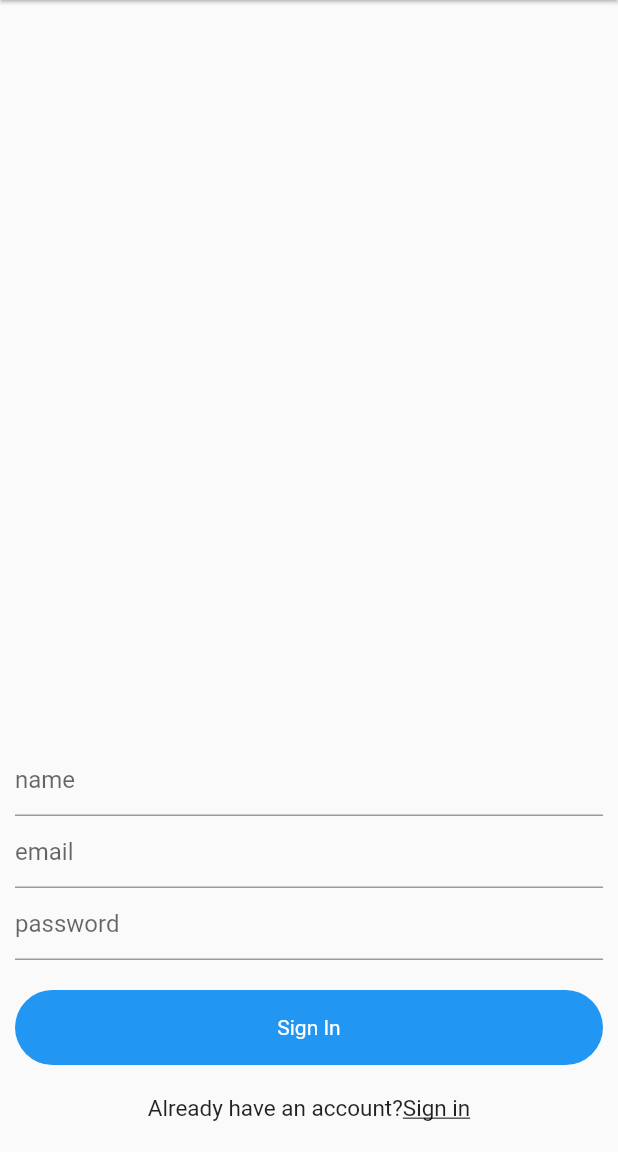
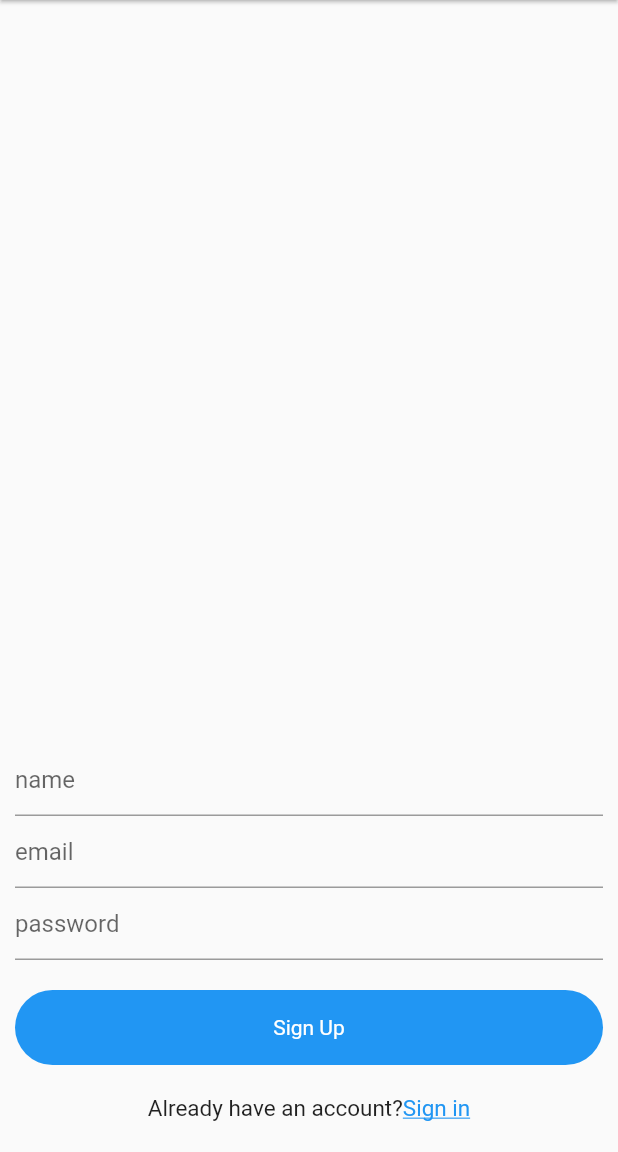
Before and after one commit to EliottBICS/discrete_helper_clean_start, a Flutter app: the screen it shows after launch, after a tap on "Sign up", on a phone screen of 412 x 824 dp, the part 84-1236 px from its top. Run offline on Flutter 3.47's test engine with Material 2 defaults, Android fonts, the light colour scheme and no system bars.

Commit message:
Sign in Sign up working as intended, this is the state of the app right before connecting it to firebase.

```diff
--- a/lib/views/signin.dart
+++ b/lib/views/signin.dart
@@ -81,6 +81,7 @@ class _SignInState extends State<SignIn> {
                     child: Text(
                       "Sign up",
                         style: TextStyle(fontSize: 15,
+                          color: Colors.blue,
                           decoration: TextDecoration.underline,),
                     ),
                   ),
--- a/lib/views/signup.dart
+++ b/lib/views/signup.dart
@@ -1,7 +1,6 @@
+import 'package:discrete_helper_clean_start/views/signin.dart';
 import 'package:flutter/material.dart';
 import 'package:discrete_helper_clean_start/widgets/widgets.dart';
-
-
 
 class SignUp extends StatefulWidget {
   @override
@@ -21,7 +20,7 @@ class _SignUpState extends State<SignUp> {
         elevation: 1,
       ),
       body: Form(
-        key : _formKey,
+        key: _formKey,
         child: Container(
           padding: EdgeInsets.symmetric(horizontal: 10),
           child: Column(
@@ -59,24 +58,27 @@ class _SignUpState extends State<SignUp> {
                   password = val;
                 },
               ),
-              SizedBox(height: 20,),
+              SizedBox(
+                height: 20,
+              ),
               GestureDetector(
-                onTap: (){
-
+                onTap: () {
+                  print("You clicked on Sign Up");
                 },
                 child: Container(
-                  padding: EdgeInsets.symmetric(vertical: 17) ,
+                  padding: EdgeInsets.symmetric(vertical: 17),
                   width: MediaQuery.of(context).size.width - 20,
                   decoration: BoxDecoration(
                     borderRadius: BorderRadius.circular(30),
                     color: Colors.blue,
                   ),
                   alignment: Alignment.center,
-                  child: Text("Sign In", style: TextStyle(color: Colors.white)),
+                  child: Text("Sign Up", style: TextStyle(color: Colors.white)),
                 ),
               ),
-              SizedBox(height: 20,),
-
+              SizedBox(
+                height: 20,
+              ),
               Row(
                 mainAxisAlignment: MainAxisAlignment.center,
                 children: [
@@ -84,14 +86,25 @@ class _SignUpState extends State<SignUp> {
                     "Already have an account?",
                     style: TextStyle(fontSize: 15),
                   ),
-                  Text(
-                    "Sign in",
-                    style: TextStyle(fontSize: 15,
-                      decoration: TextDecoration.underline,),
+                  GestureDetector(
+                    onTap: () {
+                      Navigator.pushReplacement(context,
+                          MaterialPageRoute(builder: (context) => SignIn()));
+                    },
+                    child: Text(
+                      "Sign in",
+                      style: TextStyle(
+                        fontSize: 15,
+                        color: Colors.blue,
+                        decoration: TextDecoration.underline,
+                      ),
+                    ),
                   ),
                 ],
               ),
-              SizedBox(height: 20,)
+              SizedBox(
+                height: 20,
+              )
             ],
           ),
         ),
```
